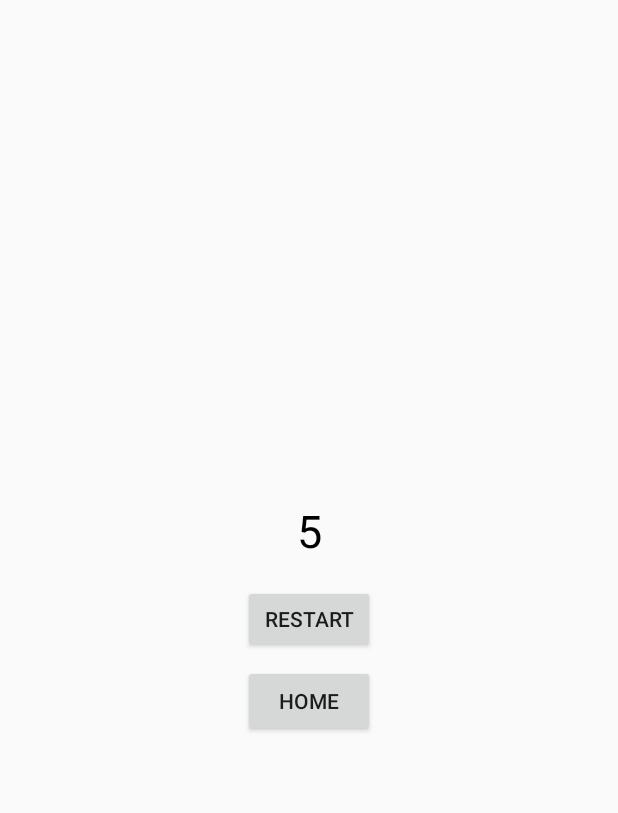
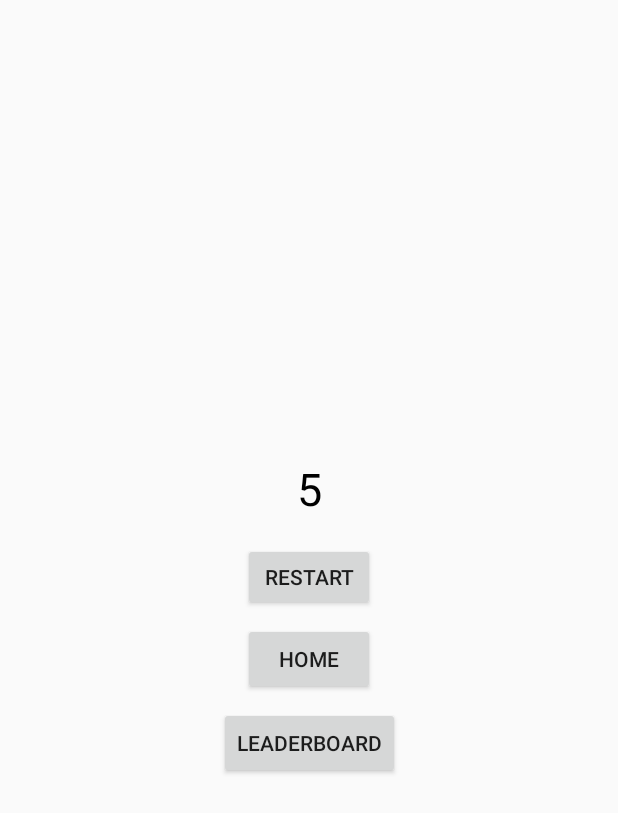
Before and after one commit to BenGrumm/EngineBurnGame, an Android app: the layout activity_game_over.xml on its own in the app's theme, with its tools: preview values and no code run, on a phone screen of 412 x 824 dp. Shown: the top 813 px of the screen. Run offline under Robolectric (Android 15) with nearby library versions, the phone set to English and light mode, and no system bars.

Commit message:
learderboard updates

```diff
--- a/EngineBurn/app/src/main/res/layout/activity_game_over.xml
+++ b/EngineBurn/app/src/main/res/layout/activity_game_over.xml
@@ -41,13 +41,26 @@
     <Button
         android:id="@+id/HomeButton"
         android:layout_width="wrap_content"
-        android:layout_height="wrap_content"
+        android:layout_height="48dp"
+        android:layout_marginStart="8dp"
+        android:layout_marginEnd="8dp"
+        android:text="Home"
+        app:layout_constraintBottom_toTopOf="@+id/leaderboardButton"
+        app:layout_constraintEnd_toEndOf="parent"
+        app:layout_constraintStart_toStartOf="parent"
+        app:layout_constraintTop_toBottomOf="@+id/restartGameButtonGameOver" />
+
+    <Button
+        android:id="@+id/leaderboardButton"
+        android:layout_width="wrap_content"
+        android:layout_height="48dp"
+        android:layout_marginStart="8dp"
+        android:layout_marginTop="8dp"
+        android:layout_marginEnd="8dp"
         android:layout_marginBottom="8dp"
-        android:layout_marginEnd="8dp"
-        android:layout_marginStart="8dp"
-        android:text="Home"
+        android:text="Leaderboard"
         app:layout_constraintBottom_toBottomOf="parent"
         app:layout_constraintEnd_toEndOf="parent"
         app:layout_constraintStart_toStartOf="parent"
-        app:layout_constraintTop_toBottomOf="@+id/restartGameButtonGameOver" />
+        app:layout_constraintTop_toBottomOf="@+id/HomeButton" />
 </android.support.constraint.ConstraintLayout>
--- a/EngineBurn/app/src/main/res/layout/activity_leaderboard.xml
+++ b/EngineBurn/app/src/main/res/layout/activity_leaderboard.xml
@@ -5,7 +5,8 @@
     android:layout_width="match_parent"
     android:layout_height="match_parent"
     android:background="@color/black"
-    tools:context=".activities.leaderboard.LeaderboardActivity">
+    tools:context=".activities.leaderboard.LeaderboardActivity"
+    android:id="@+id/leaderboardLayout">
 
     <android.support.constraint.Guideline
         android:id="@+id/guideline"
```
Also changed, not shown: EngineBurn/app/src/main/java/com/bgrummitt/engineburn/activities/gameover/GameOverActivity.java (+13 -1 lines), EngineBurn/app/src/main/java/com/bgrummitt/engineburn/activities/leaderboard/LeaderboardActivity.java (+55 -1 lines), EngineBurn/app/src/main/java/com/bgrummitt/engineburn/controller/database/DataBaseLocalLeaderboardAdapter.java (+15 -0 lines), EngineBurn/app/src/main/java/com/bgrummitt/engineburn/controller/other/LowScoreException.java (added, +21 -0 lines).
